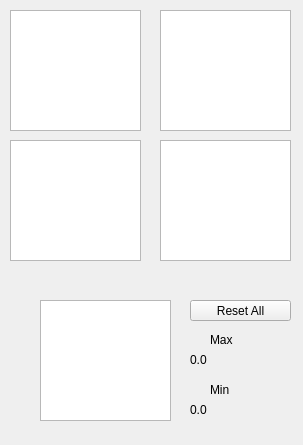
Before: the Qt Designer form gui/daoDmDisp.ui in Durham-Adaptive-Optics/daoTools, drawn with Qt 5.
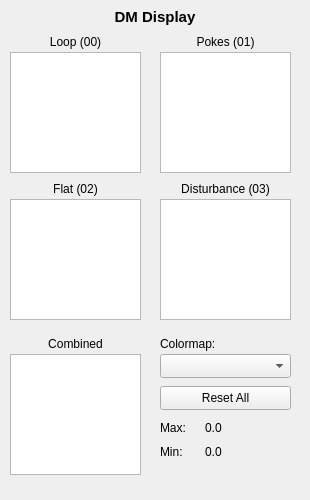
After: the same form once the commit is applied. Custom widgets are drawn as their Qt base class.

Diff of the .ui file:
```diff
--- a/gui/daoDmDisp.ui
+++ b/gui/daoDmDisp.ui
@@ -6,129 +6,255 @@
    <rect>
     <x>0</x>
     <y>0</y>
-    <width>303</width>
-    <height>445</height>
+    <width>310</width>
+    <height>500</height>
    </rect>
   </property>
   <property name="windowTitle">
    <string>MainWindow</string>
   </property>
   <widget class="QWidget" name="centralwidget">
-   <widget class="QLabel" name="coordLabel3_2">
+   <widget class="QLabel" name="titleLabel">
     <property name="geometry">
      <rect>
-      <x>210</x>
-      <y>330</y>
-      <width>41</width>
-      <height>20</height>
+      <x>10</x>
+      <y>6</y>
+      <width>290</width>
+      <height>22</height>
      </rect>
     </property>
-    <property name="text">
-     <string>Max</string>
+    <property name="font">
+     <font>
+      <pointsize>11</pointsize>
+      <weight>75</weight>
+      <bold>true</bold>
+     </font>
     </property>
-   </widget>
-   <widget class="QLabel" name="coordLabel3_3">
-    <property name="geometry">
-     <rect>
-      <x>210</x>
-      <y>380</y>
-      <width>41</width>
-      <height>20</height>
-     </rect>
+    <property name="alignment">
+     <set>Qt::AlignCenter</set>
     </property>
     <property name="text">
-     <string>Min</string>
+     <string>DM Display</string>
     </property>
    </widget>
-   <widget class="QLabel" name="minLabel">
+   <widget class="QLabel" name="chanLabel1">
     <property name="geometry">
      <rect>
-      <x>190</x>
-      <y>400</y>
-      <width>101</width>
-      <height>20</height>
+      <x>10</x>
+      <y>34</y>
+      <width>131</width>
+      <height>16</height>
      </rect>
     </property>
-    <property name="text">
-     <string>0.0</string>
+    <property name="alignment">
+     <set>Qt::AlignCenter</set>
     </property>
-   </widget>
-   <widget class="QLabel" name="maxLabel">
-    <property name="geometry">
-     <rect>
-      <x>190</x>
-      <y>350</y>
-      <width>101</width>
-      <height>20</height>
-     </rect>
-    </property>
     <property name="text">
-     <string>0.0</string>
-    </property>
-   </widget>
-   <widget class="QPushButton" name="pushButton">
-    <property name="geometry">
-     <rect>
-      <x>190</x>
-      <y>300</y>
-      <width>101</width>
-      <height>21</height>
-     </rect>
-    </property>
-    <property name="text">
-     <string>Reset All</string>
+     <string>Loop (00)</string>
     </property>
    </widget>
    <widget class="GraphicsView" name="graphicsView_1">
     <property name="geometry">
      <rect>
       <x>10</x>
-      <y>10</y>
+      <y>52</y>
       <width>131</width>
       <height>121</height>
      </rect>
     </property>
    </widget>
+   <widget class="QLabel" name="chanLabel2">
+    <property name="geometry">
+     <rect>
+      <x>160</x>
+      <y>34</y>
+      <width>131</width>
+      <height>16</height>
+     </rect>
+    </property>
+    <property name="alignment">
+     <set>Qt::AlignCenter</set>
+    </property>
+    <property name="text">
+     <string>Pokes (01)</string>
+    </property>
+   </widget>
    <widget class="GraphicsView" name="graphicsView_2">
     <property name="geometry">
      <rect>
       <x>160</x>
-      <y>10</y>
+      <y>52</y>
       <width>131</width>
       <height>121</height>
      </rect>
     </property>
    </widget>
+   <widget class="QLabel" name="chanLabel3">
+    <property name="geometry">
+     <rect>
+      <x>10</x>
+      <y>181</y>
+      <width>131</width>
+      <height>16</height>
+     </rect>
+    </property>
+    <property name="alignment">
+     <set>Qt::AlignCenter</set>
+    </property>
+    <property name="text">
+     <string>Flat (02)</string>
+    </property>
+   </widget>
    <widget class="GraphicsView" name="graphicsView_3">
     <property name="geometry">
      <rect>
       <x>10</x>
-      <y>140</y>
+      <y>199</y>
       <width>131</width>
       <height>121</height>
      </rect>
     </property>
    </widget>
+   <widget class="QLabel" name="chanLabel4">
+    <property name="geometry">
+     <rect>
+      <x>160</x>
+      <y>181</y>
+      <width>131</width>
+      <height>16</height>
+     </rect>
+    </property>
+    <property name="alignment">
+     <set>Qt::AlignCenter</set>
+    </property>
+    <property name="text">
+     <string>Disturbance (03)</string>
+    </property>
+   </widget>
    <widget class="GraphicsView" name="graphicsView_4">
     <property name="geometry">
      <rect>
       <x>160</x>
-      <y>140</y>
+      <y>199</y>
       <width>131</width>
       <height>121</height>
      </rect>
     </property>
    </widget>
+   <widget class="QLabel" name="chanLabelMain">
+    <property name="geometry">
+     <rect>
+      <x>10</x>
+      <y>336</y>
+      <width>131</width>
+      <height>16</height>
+     </rect>
+    </property>
+    <property name="alignment">
+     <set>Qt::AlignCenter</set>
+    </property>
+    <property name="text">
+     <string>Combined</string>
+    </property>
+   </widget>
    <widget class="GraphicsView" name="graphicsView">
     <property name="geometry">
      <rect>
-      <x>40</x>
-      <y>300</y>
+      <x>10</x>
+      <y>354</y>
       <width>131</width>
       <height>121</height>
      </rect>
     </property>
    </widget>
+   <widget class="QLabel" name="cmapLabel">
+    <property name="geometry">
+     <rect>
+      <x>160</x>
+      <y>336</y>
+      <width>131</width>
+      <height>16</height>
+     </rect>
+    </property>
+    <property name="text">
+     <string>Colormap:</string>
+    </property>
+   </widget>
+   <widget class="QComboBox" name="cmapCombo">
+    <property name="geometry">
+     <rect>
+      <x>160</x>
+      <y>354</y>
+      <width>131</width>
+      <height>24</height>
+     </rect>
+    </property>
+   </widget>
+   <widget class="QPushButton" name="pushButton">
+    <property name="geometry">
+     <rect>
+      <x>160</x>
+      <y>386</y>
+      <width>131</width>
+      <height>24</height>
+     </rect>
+    </property>
+    <property name="text">
+     <string>Reset All</string>
+    </property>
+   </widget>
+   <widget class="QLabel" name="coordLabel3_2">
+    <property name="geometry">
+     <rect>
+      <x>160</x>
+      <y>418</y>
+      <width>41</width>
+      <height>20</height>
+     </rect>
+    </property>
+    <property name="text">
+     <string>Max:</string>
+    </property>
+   </widget>
+   <widget class="QLabel" name="maxLabel">
+    <property name="geometry">
+     <rect>
+      <x>205</x>
+      <y>418</y>
+      <width>86</width>
+      <height>20</height>
+     </rect>
+    </property>
+    <property name="text">
+     <string>0.0</string>
+    </property>
+   </widget>
+   <widget class="QLabel" name="coordLabel3_3">
+    <property name="geometry">
+     <rect>
+      <x>160</x>
+      <y>442</y>
+      <width>41</width>
+      <height>20</height>
+     </rect>
+    </property>
+    <property name="text">
+     <string>Min:</string>
+    </property>
+   </widget>
+   <widget class="QLabel" name="minLabel">
+    <property name="geometry">
+     <rect>
+      <x>205</x>
+      <y>442</y>
+      <width>86</width>
+      <height>20</height>
+     </rect>
+    </property>
+    <property name="text">
+     <string>0.0</string>
+    </property>
+   </widget>
   </widget>
  </widget>
  <customwidgets>
```
